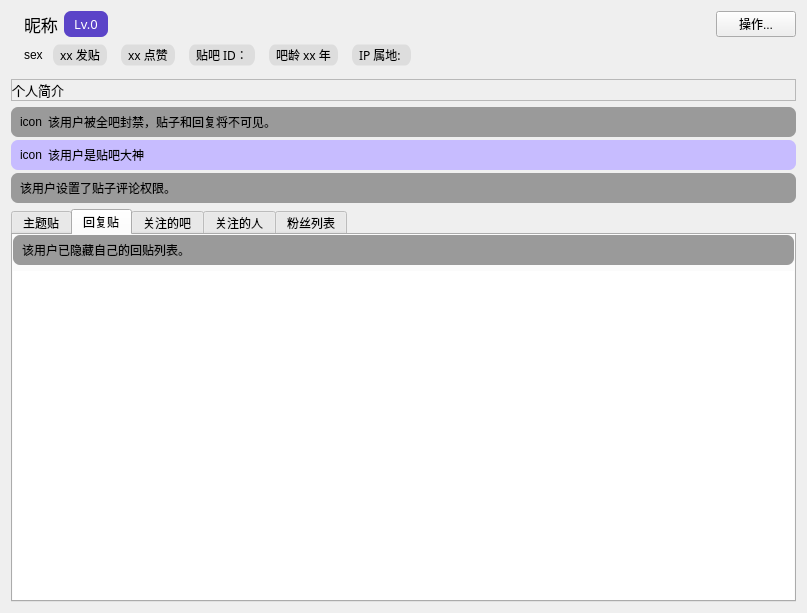
Before: the Qt Designer form src/resf/user_home_page.ui in clb-128258/TiebaDesktop, drawn with Qt 5.
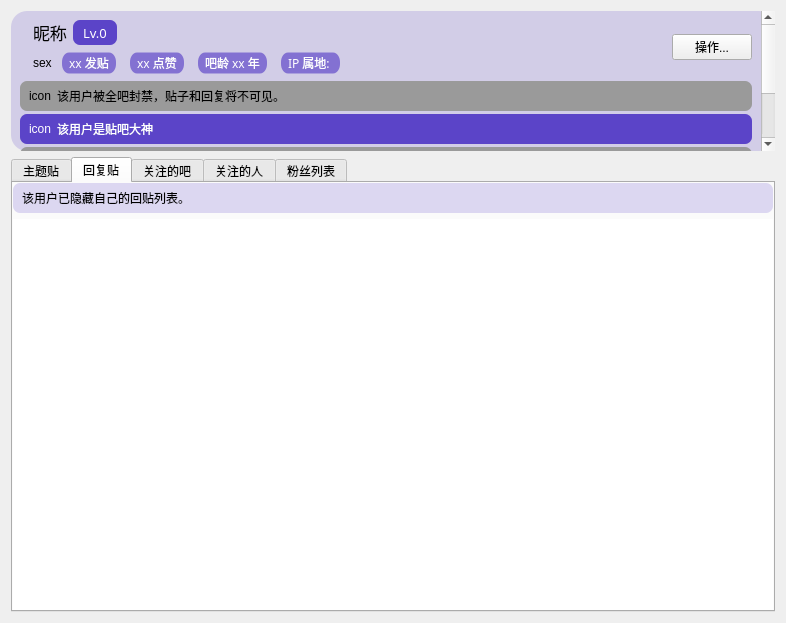
After: the same form once the commit is applied. The open tabs and pages were chosen to show the change.

```diff
--- a/src/resf/user_home_page.ui
+++ b/src/resf/user_home_page.ui
@@ -6,8 +6,8 @@
    <rect>
     <x>0</x>
     <y>0</y>
-    <width>807</width>
-    <height>613</height>
+    <width>786</width>
+    <height>623</height>
    </rect>
   </property>
   <property name="font">
@@ -18,37 +18,28 @@
   <property name="windowTitle">
    <string>用户信息</string>
   </property>
-  <layout class="QGridLayout" name="gridLayout_9" rowstretch="0,0,1">
+  <layout class="QGridLayout" name="gridLayout_12" rowstretch="0,1">
    <item row="0" column="0">
     <widget class="QFrame" name="frame">
-     <property name="frameShape">
-      <enum>QFrame::NoFrame</enum>
+     <property name="maximumSize">
+      <size>
+       <width>16777215</width>
+       <height>140</height>
+      </size>
      </property>
-     <property name="frameShadow">
-      <enum>QFrame::Raised</enum>
+     <property name="styleSheet">
+      <string notr="true">QFrame#frame{
+	border-radius: 16px;
+	background-color: rgba(91, 68, 200, 50);
+}</string>
      </property>
-     <layout class="QGridLayout" name="gridLayout" rowstretch="0,0,1">
-      <property name="leftMargin">
-       <number>0</number>
-      </property>
-      <property name="topMargin">
-       <number>0</number>
-      </property>
-      <property name="rightMargin">
-       <number>0</number>
-      </property>
-      <property name="bottomMargin">
-       <number>0</number>
-      </property>
-      <item row="2" column="0" colspan="3">
-       <widget class="QFrame" name="frame_6">
         <property name="frameShape">
-         <enum>QFrame::StyledPanel</enum>
+      <enum>QFrame::NoFrame</enum>
         </property>
         <property name="frameShadow">
          <enum>QFrame::Raised</enum>
         </property>
-        <layout class="QHBoxLayout" name="horizontalLayout_2" stretch="1">
+     <layout class="QGridLayout" name="gridLayout_10">
          <property name="leftMargin">
           <number>0</number>
          </property>
@@ -61,35 +52,129 @@
          <property name="bottomMargin">
           <number>0</number>
          </property>
-         <item>
-          <widget class="QLabel" name="label_6">
-           <property name="font">
-            <font>
-             <family>微软雅黑</family>
-             <pointsize>10</pointsize>
-            </font>
-           </property>
-           <property name="toolTip">
-            <string>&lt;html&gt;&lt;head/&gt;&lt;body&gt;&lt;p&gt;个人简介&lt;/p&gt;&lt;/body&gt;&lt;/html&gt;</string>
-           </property>
-           <property name="text">
-            <string>个人简介</string>
-           </property>
-           <property name="alignment">
-            <set>Qt::AlignLeading|Qt::AlignLeft|Qt::AlignTop</set>
-           </property>
-           <property name="wordWrap">
+      <item row="0" column="0">
+       <widget class="QScrollArea" name="scrollArea">
+        <property name="palette">
+         <palette>
+          <active>
+           <colorrole role="Button">
+            <brush brushstyle="SolidPattern">
+             <color alpha="0">
+              <red>0</red>
+              <green>0</green>
+              <blue>0</blue>
+             </color>
+            </brush>
+           </colorrole>
+           <colorrole role="Base">
+            <brush brushstyle="SolidPattern">
+             <color alpha="0">
+              <red>0</red>
+              <green>0</green>
+              <blue>0</blue>
+             </color>
+            </brush>
+           </colorrole>
+           <colorrole role="Window">
+            <brush brushstyle="NoBrush">
+             <color alpha="255">
+              <red>0</red>
+              <green>0</green>
+              <blue>0</blue>
+             </color>
+            </brush>
+           </colorrole>
+          </active>
+          <inactive>
+           <colorrole role="Button">
+            <brush brushstyle="SolidPattern">
+             <color alpha="0">
+              <red>0</red>
+              <green>0</green>
+              <blue>0</blue>
+             </color>
+            </brush>
+           </colorrole>
+           <colorrole role="Base">
+            <brush brushstyle="SolidPattern">
+             <color alpha="0">
+              <red>0</red>
+              <green>0</green>
+              <blue>0</blue>
+             </color>
+            </brush>
+           </colorrole>
+           <colorrole role="Window">
+            <brush brushstyle="NoBrush">
+             <color alpha="255">
+              <red>0</red>
+              <green>0</green>
+              <blue>0</blue>
+             </color>
+            </brush>
+           </colorrole>
+          </inactive>
+          <disabled>
+           <colorrole role="Button">
+            <brush brushstyle="SolidPattern">
+             <color alpha="0">
+              <red>0</red>
+              <green>0</green>
+              <blue>0</blue>
+             </color>
+            </brush>
+           </colorrole>
+           <colorrole role="Base">
+            <brush brushstyle="SolidPattern">
+             <color alpha="0">
+              <red>0</red>
+              <green>0</green>
+              <blue>0</blue>
+             </color>
+            </brush>
+           </colorrole>
+           <colorrole role="Window">
+            <brush brushstyle="NoBrush">
+             <color alpha="255">
+              <red>0</red>
+              <green>0</green>
+              <blue>0</blue>
+             </color>
+            </brush>
+           </colorrole>
+          </disabled>
+         </palette>
+        </property>
+        <property name="styleSheet">
+         <string notr="true">QScrollArea{
+	background: transparent;
+}
+QWidget#scrollAreaWidgetContents{
+	background: transparent;
+}</string>
+        </property>
+        <property name="frameShape">
+         <enum>QFrame::NoFrame</enum>
+        </property>
+        <property name="sizeAdjustPolicy">
+         <enum>QAbstractScrollArea::AdjustToContents</enum>
+        </property>
+        <property name="widgetResizable">
             <bool>true</bool>
            </property>
-           <property name="textInteractionFlags">
-            <set>Qt::TextBrowserInteraction</set>
-           </property>
-          </widget>
-         </item>
-        </layout>
-       </widget>
-      </item>
-      <item row="0" column="0" rowspan="2" colspan="2">
+        <widget class="QWidget" name="scrollAreaWidgetContents">
+         <property name="geometry">
+          <rect>
+           <x>0</x>
+           <y>0</y>
+           <width>751</width>
+           <height>219</height>
+          </rect>
+         </property>
+         <layout class="QGridLayout" name="gridLayout" rowstretch="0,0,0,1">
+          <item row="0" column="0">
+           <layout class="QGridLayout" name="gridLayout_9">
+            <item row="0" column="0" rowspan="3">
        <widget class="QLabel" name="label">
         <property name="text">
          <string/>
@@ -99,9 +184,139 @@
         </property>
        </widget>
       </item>
-      <item row="0" column="2">
-       <layout class="QVBoxLayout" name="verticalLayout">
+            <item row="2" column="1">
+             <layout class="QHBoxLayout" name="horizontalLayout_4">
         <item>
+               <widget class="QLabel" name="label_13">
+                <property name="text">
+                 <string>sex</string>
+                </property>
+               </widget>
+              </item>
+              <item>
+               <widget class="QLabel" name="label_14">
+                <property name="font">
+                 <font>
+                  <family>微软雅黑</family>
+                  <pointsize>9</pointsize>
+                 </font>
+                </property>
+                <property name="styleSheet">
+                 <string notr="true">QLabel{
+    background-color: rgba(91, 68, 200, 170);
+	border-style: radius;
+	border-radius: 11px;
+    border-width: 3px 8px;
+	border-color: rgba(91, 68, 200, 200);
+	color: white;
+}
+</string>
+                </property>
+                <property name="text">
+                 <string>xx 发贴</string>
+                </property>
+                <property name="textInteractionFlags">
+                 <set>Qt::LinksAccessibleByKeyboard|Qt::LinksAccessibleByMouse</set>
+                </property>
+               </widget>
+              </item>
+              <item>
+               <widget class="QLabel" name="label_8">
+                <property name="font">
+                 <font>
+                  <family>微软雅黑</family>
+                  <pointsize>9</pointsize>
+                 </font>
+                </property>
+                <property name="styleSheet">
+                 <string notr="true">QLabel{
+    background-color: rgba(91, 68, 200, 170);
+	border-style: radius;
+	border-radius: 11px;
+    border-width: 3px 8px;
+	border-color: rgba(91, 68, 200, 200);
+	color: white;
+}
+</string>
+                </property>
+                <property name="text">
+                 <string>xx 点赞</string>
+                </property>
+                <property name="textInteractionFlags">
+                 <set>Qt::LinksAccessibleByKeyboard|Qt::LinksAccessibleByMouse</set>
+                </property>
+               </widget>
+              </item>
+              <item>
+               <widget class="QLabel" name="label_4">
+                <property name="font">
+                 <font>
+                  <family>微软雅黑</family>
+                  <pointsize>9</pointsize>
+                 </font>
+                </property>
+                <property name="styleSheet">
+                 <string notr="true">QLabel{
+    background-color: rgba(91, 68, 200, 170);
+	border-style: radius;
+	border-radius: 11px;
+    border-width: 3px 8px;
+	border-color: rgba(91, 68, 200, 200);
+	color: white;
+}
+</string>
+                </property>
+                <property name="text">
+                 <string>吧龄 xx 年</string>
+                </property>
+                <property name="textInteractionFlags">
+                 <set>Qt::LinksAccessibleByKeyboard|Qt::LinksAccessibleByMouse</set>
+                </property>
+               </widget>
+              </item>
+              <item>
+               <widget class="QLabel" name="label_5">
+                <property name="font">
+                 <font>
+                  <family>微软雅黑</family>
+                  <pointsize>9</pointsize>
+                 </font>
+                </property>
+                <property name="styleSheet">
+                 <string notr="true">QLabel{
+    background-color: rgba(91, 68, 200, 170);
+	border-style: radius;
+	border-radius: 11px;
+    border-width: 3px 8px;
+	border-color: rgba(91, 68, 200, 200);
+	color: white;
+}
+</string>
+                </property>
+                <property name="text">
+                 <string>IP 属地: </string>
+                </property>
+                <property name="textInteractionFlags">
+                 <set>Qt::LinksAccessibleByKeyboard|Qt::LinksAccessibleByMouse</set>
+                </property>
+               </widget>
+              </item>
+              <item>
+               <spacer name="horizontalSpacer_3">
+                <property name="orientation">
+                 <enum>Qt::Horizontal</enum>
+                </property>
+                <property name="sizeHint" stdset="0">
+                 <size>
+                  <width>40</width>
+                  <height>20</height>
+                 </size>
+                </property>
+               </spacer>
+              </item>
+             </layout>
+            </item>
+            <item row="0" column="1" rowspan="2">
          <layout class="QHBoxLayout" name="horizontalLayout">
           <item>
            <widget class="QLabel" name="label_2">
@@ -162,7 +377,9 @@
             </property>
            </spacer>
           </item>
-          <item>
+             </layout>
+            </item>
+            <item row="0" column="2" rowspan="3">
            <widget class="QPushButton" name="pushButton">
             <property name="font">
              <font>
@@ -176,170 +393,6 @@
           </item>
          </layout>
         </item>
-        <item>
-         <layout class="QHBoxLayout" name="horizontalLayout_4">
-          <item>
-           <widget class="QLabel" name="label_13">
-            <property name="text">
-             <string>sex</string>
-            </property>
-           </widget>
-          </item>
-          <item>
-           <widget class="QLabel" name="label_14">
-            <property name="font">
-             <font>
-              <family>微软雅黑</family>
-              <pointsize>9</pointsize>
-             </font>
-            </property>
-            <property name="styleSheet">
-             <string notr="true">QLabel{
-    background-color: rgb(221, 221, 221);
-	border-style: radius;
-	border-radius: 10px;
-    border-width: 3px 8px;
-	border-color: rgb(221, 221, 221);
-	color: black;
-}
-</string>
-            </property>
-            <property name="text">
-             <string>xx 发贴</string>
-            </property>
-            <property name="textInteractionFlags">
-             <set>Qt::TextBrowserInteraction</set>
-            </property>
-           </widget>
-          </item>
-          <item>
-           <widget class="QLabel" name="label_8">
-            <property name="font">
-             <font>
-              <family>微软雅黑</family>
-              <pointsize>9</pointsize>
-             </font>
-            </property>
-            <property name="styleSheet">
-             <string notr="true">QLabel{
-    background-color: rgb(221, 221, 221);
-	border-style: radius;
-	border-radius: 10px;
-    border-width: 3px 8px;
-	border-color: rgb(221, 221, 221);
-	color: black;
-}
-</string>
-            </property>
-            <property name="text">
-             <string>xx 点赞</string>
-            </property>
-            <property name="textInteractionFlags">
-             <set>Qt::TextBrowserInteraction</set>
-            </property>
-           </widget>
-          </item>
-          <item>
-           <widget class="QLabel" name="label_3">
-            <property name="font">
-             <font>
-              <family>微软雅黑</family>
-              <pointsize>9</pointsize>
-             </font>
-            </property>
-            <property name="styleSheet">
-             <string notr="true">QLabel{
-    background-color: rgb(221, 221, 221);
-	border-style: radius;
-	border-radius: 10px;
-    border-width: 3px 8px;
-	border-color: rgb(221, 221, 221);
-	color: black;
-}
-</string>
-            </property>
-            <property name="text">
-             <string>贴吧 ID：</string>
-            </property>
-            <property name="textInteractionFlags">
-             <set>Qt::TextBrowserInteraction</set>
-            </property>
-           </widget>
-          </item>
-          <item>
-           <widget class="QLabel" name="label_4">
-            <property name="font">
-             <font>
-              <family>微软雅黑</family>
-              <pointsize>9</pointsize>
-             </font>
-            </property>
-            <property name="styleSheet">
-             <string notr="true">QLabel{
-    background-color: rgb(221, 221, 221);
-	border-style: radius;
-	border-radius: 10px;
-    border-width: 3px 8px;
-	border-color: rgb(221, 221, 221);
-	color: black;
-}
-</string>
-            </property>
-            <property name="text">
-             <string>吧龄 xx 年</string>
-            </property>
-            <property name="textInteractionFlags">
-             <set>Qt::TextBrowserInteraction</set>
-            </property>
-           </widget>
-          </item>
-          <item>
-           <widget class="QLabel" name="label_5">
-            <property name="font">
-             <font>
-              <family>微软雅黑</family>
-              <pointsize>9</pointsize>
-             </font>
-            </property>
-            <property name="styleSheet">
-             <string notr="true">QLabel{
-    background-color: rgb(221, 221, 221);
-	border-style: radius;
-	border-radius: 10px;
-    border-width: 3px 8px;
-	border-color: rgb(221, 221, 221);
-	color: black;
-}
-</string>
-            </property>
-            <property name="text">
-             <string>IP 属地: </string>
-            </property>
-            <property name="textInteractionFlags">
-             <set>Qt::TextBrowserInteraction</set>
-            </property>
-           </widget>
-          </item>
-          <item>
-           <spacer name="horizontalSpacer_3">
-            <property name="orientation">
-             <enum>Qt::Horizontal</enum>
-            </property>
-            <property name="sizeHint" stdset="0">
-             <size>
-              <width>40</width>
-              <height>20</height>
-             </size>
-            </property>
-           </spacer>
-          </item>
-         </layout>
-        </item>
-       </layout>
-      </item>
-     </layout>
-    </widget>
-   </item>
    <item row="1" column="0">
     <widget class="QFrame" name="frame_8">
      <layout class="QVBoxLayout" name="verticalLayout_2">
@@ -408,11 +461,11 @@
        <widget class="QFrame" name="frame_2">
         <property name="styleSheet">
          <string notr="true">QFrame{
-	background-color: rgb(199, 188, 255);
+	background-color: rgb(91, 68, 200);
 	border-radius: 7px;
 }
 QLabel{
-	color: black;
+	color: white;
 }</string>
         </property>
         <property name="frameShape">
@@ -493,6 +546,81 @@
     </widget>
    </item>
    <item row="2" column="0">
+           <layout class="QHBoxLayout" name="horizontalLayout_2">
+            <item>
+             <widget class="QLabel" name="label_3">
+              <property name="font">
+               <font>
+                <family>微软雅黑</family>
+                <pointsize>10</pointsize>
+               </font>
+              </property>
+              <property name="styleSheet">
+               <string notr="true"/>
+              </property>
+              <property name="text">
+               <string>贴吧 ID：</string>
+              </property>
+              <property name="textInteractionFlags">
+               <set>Qt::TextBrowserInteraction</set>
+              </property>
+             </widget>
+            </item>
+            <item>
+             <widget class="QToolButton" name="toolButton">
+              <property name="text">
+               <string>c</string>
+              </property>
+             </widget>
+            </item>
+            <item>
+             <spacer name="horizontalSpacer">
+              <property name="orientation">
+               <enum>Qt::Horizontal</enum>
+              </property>
+              <property name="sizeHint" stdset="0">
+               <size>
+                <width>40</width>
+                <height>20</height>
+               </size>
+              </property>
+             </spacer>
+            </item>
+           </layout>
+          </item>
+          <item row="3" column="0">
+           <widget class="QLabel" name="label_6">
+            <property name="font">
+             <font>
+              <family>微软雅黑</family>
+              <pointsize>10</pointsize>
+             </font>
+            </property>
+            <property name="toolTip">
+             <string>&lt;html&gt;&lt;head/&gt;&lt;body&gt;&lt;p&gt;个人简介&lt;/p&gt;&lt;/body&gt;&lt;/html&gt;</string>
+            </property>
+            <property name="text">
+             <string>个人简介</string>
+            </property>
+            <property name="alignment">
+             <set>Qt::AlignLeading|Qt::AlignLeft|Qt::AlignTop</set>
+            </property>
+            <property name="wordWrap">
+             <bool>true</bool>
+            </property>
+            <property name="textInteractionFlags">
+             <set>Qt::TextBrowserInteraction</set>
+            </property>
+           </widget>
+          </item>
+         </layout>
+        </widget>
+       </widget>
+      </item>
+     </layout>
+    </widget>
+   </item>
+   <item row="1" column="0">
     <widget class="QTabWidget" name="tabWidget">
      <property name="font">
       <font>
@@ -557,12 +685,9 @@
        <item row="0" column="0">
         <widget class="QFrame" name="frame_11">
          <property name="styleSheet">
-          <string notr="true">QFrame{
-	background-color: rgb(154, 154, 154);
+          <string notr="true">QFrame#frame_11{
+	background-color: rgba(91, 68, 200, 50);
 	border-radius: 7px;
-}
-QLabel{
-	color: black;
 }</string>
          </property>
          <property name="frameShape">
```
Left out of the diff: 21 changed lines with no effect on the pictures. Lines whose indentation alone changed are shown as unchanged.
